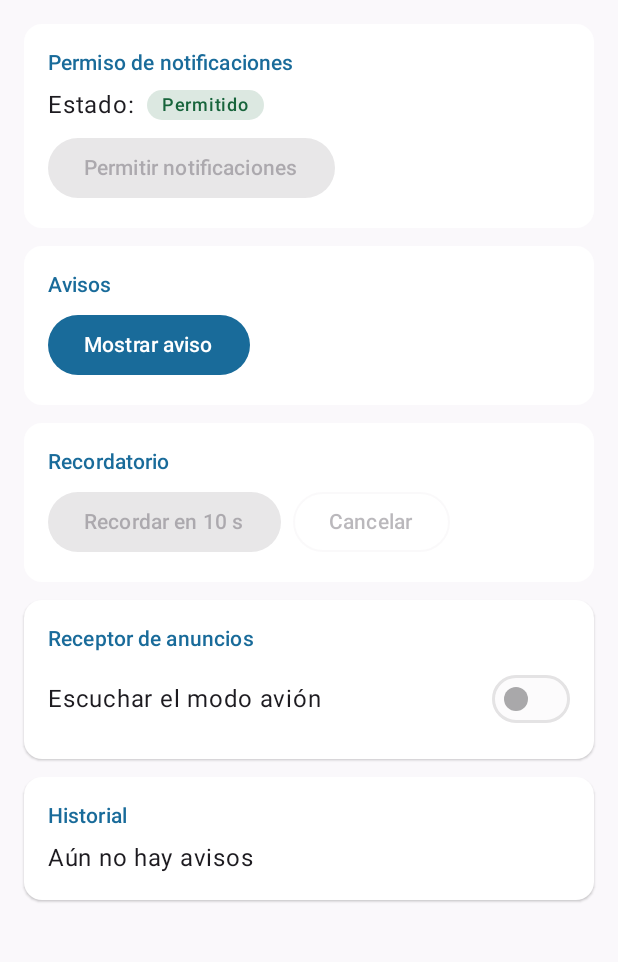
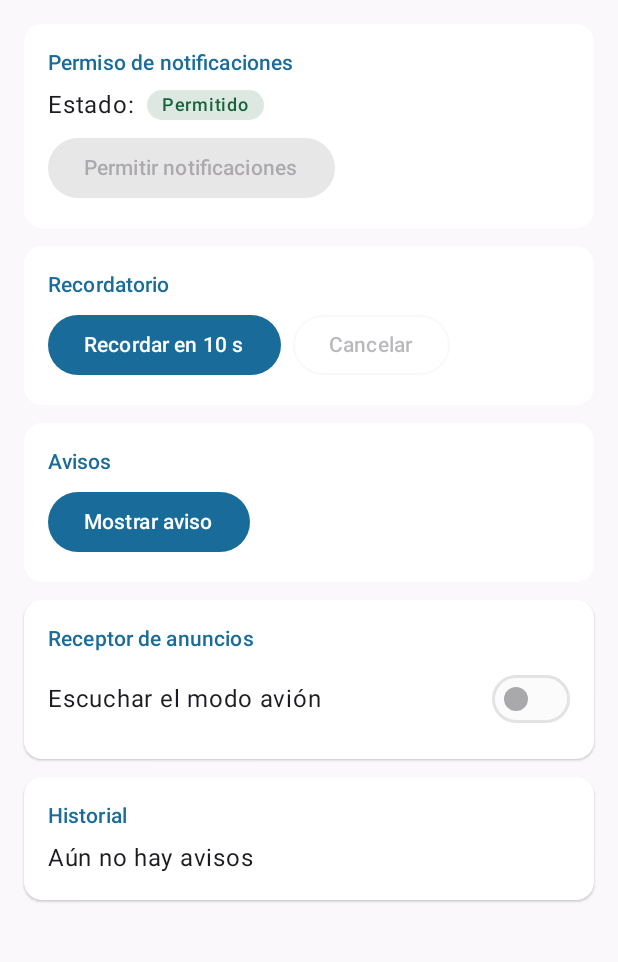
Before and after one commit to mayragarcia-dev/AvisosCampus, an Android app built with Jetpack Compose: the screen it shows after launch (MainActivity), on a phone screen of 412 x 824 dp, the part 96-1058 px from its top. Run offline under Robolectric (Android 15) with nearby library versions, the phone set to English and light mode, and no system bars.

Commit message:
feat(recordatorio): cuenta regresiva con corrutina y cancelacion

```diff
--- a/app/src/main/java/com/garcia/avisoscampus/ui/PantallaAvisos.kt
+++ b/app/src/main/java/com/garcia/avisoscampus/ui/PantallaAvisos.kt
@@ -43,6 +43,7 @@ import com.garcia.avisoscampus.viewmodel.AvisosViewModel
 fun PantallaAvisos(vm: AvisosViewModel) {
     val contexto = LocalContext.current
     val permiso by vm.permiso.collectAsState()
+    val faltan by vm.faltan.collectAsState()
     val lanzador = rememberLauncherForActivityResult(
         ActivityResultContracts.RequestPermission(),
         vm::permisoRespondido
@@ -95,16 +96,26 @@ fun PantallaAvisos(vm: AvisosViewModel) {
                 }
             }
 
+            TarjetaAvisos("Recordatorio") {
+                Row(horizontalArrangement = Arrangement.spacedBy(8.dp)) {
+                    Button(onClick = { vm.recordarEn() }, enabled = faltan == null) {
+                        Text("Recordar en 10 s")
+                    }
+                    OutlinedButton(onClick = vm::cancelarRecordatorio, enabled = faltan != null) {
+                        Text("Cancelar")
+                    }
+                }
+                faltan?.let { segundos ->
+                    Text(
+                        text = "Faltan $segundos s",
+                        modifier = Modifier.align(Alignment.CenterHorizontally),
+                        style = MaterialTheme.typography.labelLarge
+                    )
+                }
+            }
+
             TarjetaAvisos("Avisos") {
                 Button(onClick = vm::avisarAhora) { Text("Mostrar aviso") }
-            }
-
-            TarjetaAvisos("Recordatorio") {
-                // TODO Paso 5: conectar los botones y mostrar la cuenta regresiva.
-                Row(horizontalArrangement = Arrangement.spacedBy(8.dp)) {
-                    Button(onClick = {}, enabled = false) { Text("Recordar en 10 s") }
-                    OutlinedButton(onClick = {}, enabled = false) { Text("Cancelar") }
-                }
             }
 
             TarjetaAvisos("Receptor de anuncios") {
```
Also changed, not shown: app/src/main/java/com/garcia/avisoscampus/viewmodel/AvisosViewModel.kt (+32 -1 lines).
